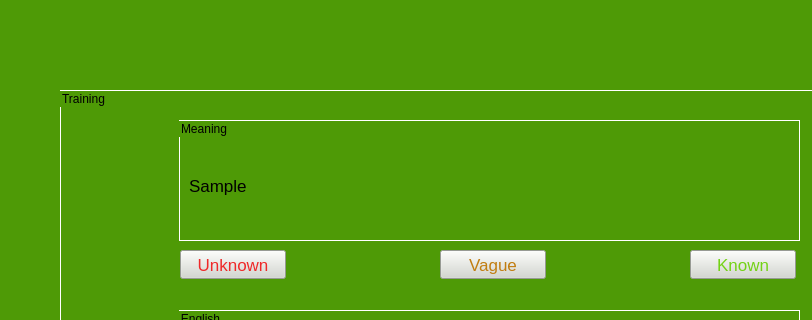
Above: mainwindow.ui from XiangWang2Fly/iWords-Linux-PC before the change; both pictures show x 0 to 812 and y 0 to 320 of the 1000 by 618 pixel window. Below: the same form after it.
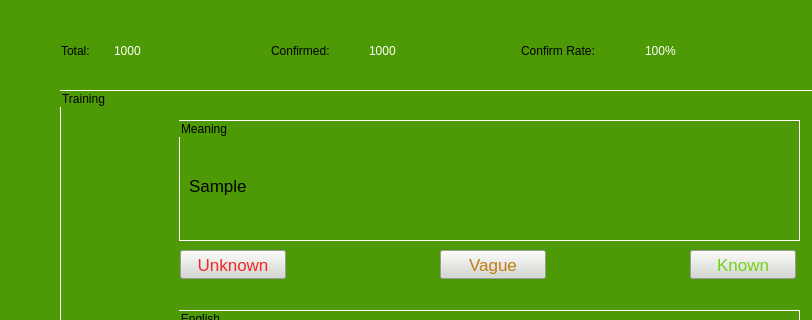
That is the form after the change.

Diff of the .ui file:
```diff
--- a/mainwindow.ui
+++ b/mainwindow.ui
@@ -239,93 +239,6 @@
      </property>
     </widget>
    </widget>
-   <widget class="QWidget" name="layoutWidget">
-    <property name="geometry">
-     <rect>
-      <x>270</x>
-      <y>40</y>
-      <width>160</width>
-      <height>22</height>
-     </rect>
-    </property>
-    <layout class="QHBoxLayout" name="horizontalLayout">
-     <item>
-      <widget class="QLabel" name="labelConfirm_0">
-       <property name="text">
-        <string>Confirm:</string>
-       </property>
-      </widget>
-     </item>
-     <item>
-      <widget class="QLabel" name="labelConfirm">
-       <property name="styleSheet">
-        <string notr="true">color: rgb(255, 255, 255);</string>
-       </property>
-       <property name="text">
-        <string>TextLabel</string>
-       </property>
-      </widget>
-     </item>
-    </layout>
-   </widget>
-   <widget class="QWidget" name="layoutWidget">
-    <property name="geometry">
-     <rect>
-      <x>60</x>
-      <y>40</y>
-      <width>135</width>
-      <height>22</height>
-     </rect>
-    </property>
-    <layout class="QHBoxLayout" name="horizontalLayout_2">
-     <item>
-      <widget class="QLabel" name="labelTotal_0">
-       <property name="text">
-        <string>Total:</string>
-       </property>
-      </widget>
-     </item>
-     <item>
-      <widget class="QLabel" name="labelTotal">
-       <property name="styleSheet">
-        <string notr="true">color: rgb(255, 255, 255);</string>
-       </property>
-       <property name="text">
-        <string>TextLabel</string>
-       </property>
-      </widget>
-     </item>
-    </layout>
-   </widget>
-   <widget class="QWidget" name="layoutWidget">
-    <property name="geometry">
-     <rect>
-      <x>510</x>
-      <y>40</y>
-      <width>202</width>
-      <height>22</height>
-     </rect>
-    </property>
-    <layout class="QHBoxLayout" name="horizontalLayout_3">
-     <item>
-      <widget class="QLabel" name="labelRate_0">
-       <property name="text">
-        <string>Confirm Rate:</string>
-       </property>
-      </widget>
-     </item>
-     <item>
-      <widget class="QLabel" name="labelRate">
-       <property name="styleSheet">
-        <string notr="true">color: rgb(255, 255, 255);</string>
-       </property>
-       <property name="text">
-        <string>TextLabel</string>
-       </property>
-      </widget>
-     </item>
-    </layout>
-   </widget>
    <widget class="QLabel" name="labelMeaning_1">
     <property name="geometry">
      <rect>
@@ -394,6 +307,93 @@
      <string>Add New</string>
     </property>
    </widget>
+   <widget class="QLabel" name="labelConfirm">
+    <property name="geometry">
+     <rect>
+      <x>369</x>
+      <y>41</y>
+      <width>41</width>
+      <height>20</height>
+     </rect>
+    </property>
+    <property name="styleSheet">
+     <string notr="true">color: rgb(255, 255, 255);</string>
+    </property>
+    <property name="text">
+     <string>1000</string>
+    </property>
+   </widget>
+   <widget class="QLabel" name="labelConfirm_0">
+    <property name="geometry">
+     <rect>
+      <x>271</x>
+      <y>41</y>
+      <width>91</width>
+      <height>20</height>
+     </rect>
+    </property>
+    <property name="text">
+     <string>Confirmed:</string>
+    </property>
+   </widget>
+   <widget class="QLabel" name="labelRate_0">
+    <property name="geometry">
+     <rect>
+      <x>521</x>
+      <y>41</y>
+      <width>117</width>
+      <height>20</height>
+     </rect>
+    </property>
+    <property name="text">
+     <string>Confirm Rate: </string>
+    </property>
+   </widget>
+   <widget class="QLabel" name="labelRate">
+    <property name="geometry">
+     <rect>
+      <x>645</x>
+      <y>41</y>
+      <width>46</width>
+      <height>20</height>
+     </rect>
+    </property>
+    <property name="styleSheet">
+     <string notr="true">color: rgb(255, 255, 255);</string>
+    </property>
+    <property name="text">
+     <string>100%</string>
+    </property>
+   </widget>
+   <widget class="QLabel" name="labelTotal_0">
+    <property name="geometry">
+     <rect>
+      <x>61</x>
+      <y>41</y>
+      <width>46</width>
+      <height>20</height>
+     </rect>
+    </property>
+    <property name="text">
+     <string>Total:</string>
+    </property>
+   </widget>
+   <widget class="QLabel" name="labelTotal">
+    <property name="geometry">
+     <rect>
+      <x>114</x>
+      <y>41</y>
+      <width>41</width>
+      <height>20</height>
+     </rect>
+    </property>
+    <property name="styleSheet">
+     <string notr="true">color: rgb(255, 255, 255);</string>
+    </property>
+    <property name="text">
+     <string>1000</string>
+    </property>
+   </widget>
   </widget>
   <widget class="QStatusBar" name="statusBar"/>
  </widget>
```
